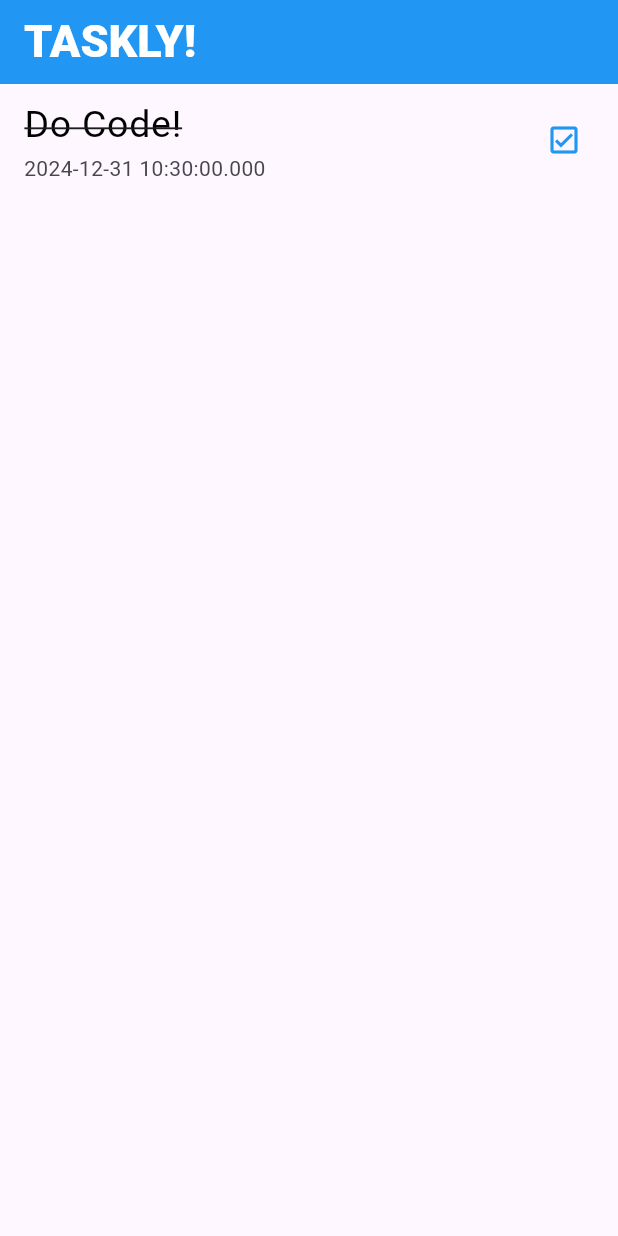
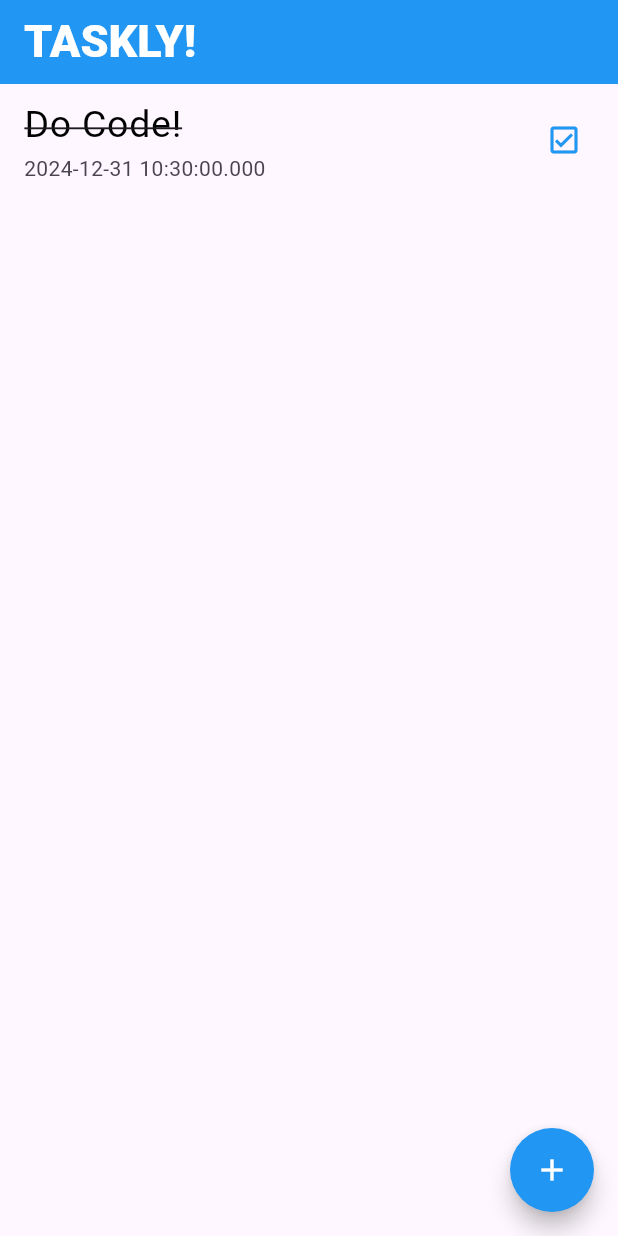
Before and after one commit to saksham-09-design/Taskly, a Flutter app: the screen it shows after launch, on a phone screen of 412 x 824 dp. Run offline on Flutter 3.47's test engine with Material 3 defaults, Android fonts, the phone set to English and light mode, and no system bars.

Commit message:
Added Floating Button to the App

```diff
--- a/lib/pages/home_page.dart
+++ b/lib/pages/home_page.dart
@@ -28,6 +28,7 @@ class _HomePageClass extends State<HomePage> {
         ),
       ),
       body: _taskList(),
+      floatingActionButton: _floatingButton(),
     );
   }
 
@@ -55,4 +56,16 @@ class _HomePageClass extends State<HomePage> {
       ],
     );
   }
+
+  Widget _floatingButton() {
+    return (FloatingActionButton(
+      backgroundColor: Colors.blue,
+      shape: const CircleBorder(),
+      child: const Icon(
+        Icons.add,
+        color: Colors.white,
+      ),
+      onPressed: () {},
+    ));
+  }
 }
```
